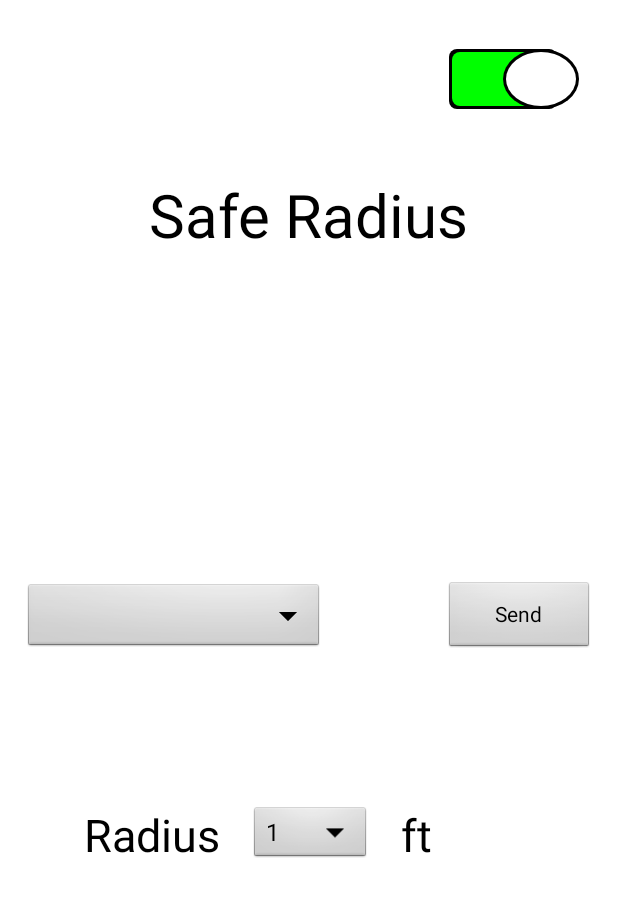
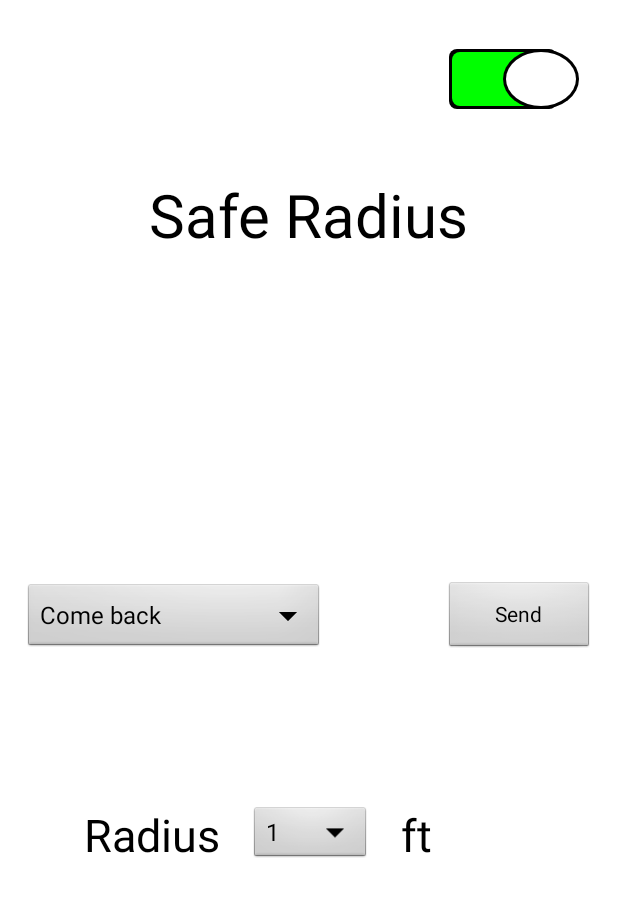
Before and after one commit to CS160-HYJJR/Safe-Radius, an Android app: the SendActivity screen opened directly, with no data from a screen before it, on a phone screen of 412 x 824 dp. Shown: the top 897 px of the screen. Run offline under Robolectric (Android 15) with nearby library versions, the phone set to English and light mode, and no system bars.

Commit message:
add message

```diff
--- a/mobile/src/main/AndroidManifest.xml
+++ b/mobile/src/main/AndroidManifest.xml
@@ -25,7 +25,8 @@
         <activity
             android:name=".SendActivity"
             android:label="@string/title_activity_send"
-            android:theme="@style/FullscreenTheme"></activity>
+            android:theme="@style/FullscreenTheme" />
+
     </application>
 
 </manifest>
--- a/mobile/src/main/java/hyjjr/cs160/com/safe_radius/SendActivity.java
+++ b/mobile/src/main/java/hyjjr/cs160/com/safe_radius/SendActivity.java
@@ -9,7 +9,7 @@ import android.widget.ArrayAdapter;
 import android.widget.Spinner;
 import android.widget.Switch;
 
-import hyjjr.cs160.com.safe_radius.sendActivity_listeners.SwitchListener;
+import hyjjr.cs160.com.safe_radius.sendActivity_events.SwitchListener;
 
 
 public class SendActivity extends Activity {
@@ -23,6 +23,7 @@ public class SendActivity extends Activity {
 
         setSwitchListener();
         setRadiusSpinnerContent();
+        setMessageSpinnerContent();
     }
 
     private void setRadiusSpinnerContent() {
@@ -31,6 +32,14 @@ public class SendActivity extends Activity {
                 android.R.layout.simple_spinner_item, getResources().getStringArray(R.array.radius_choices));
         spinner.setAdapter(adapter);
     }
+
+    private void setMessageSpinnerContent() {
+        Spinner spinner = (Spinner) findViewById(R.id.message_spinner);
+        ArrayAdapter<String> adapter = new ArrayAdapter<>(this,
+                android.R.layout.simple_spinner_item, getResources().getStringArray(R.array.message_choices));
+        spinner.setAdapter(adapter);
+    }
+
 
     private void setSwitchListener() {
         Switch switch1 = (Switch) findViewById(R.id.switch1);
--- /dev/null
+++ b/mobile/src/main/java/hyjjr/cs160/com/safe_radius/sendActivity_events/SwitchListener.java
@@ -0,0 +1,26 @@
+package hyjjr.cs160.com.safe_radius.sendActivity_events;
+
+import android.widget.CompoundButton;
+
+import hyjjr.cs160.com.safe_radius.Config;
+import hyjjr.cs160.com.safe_radius.SendActivity;
+
+public class SwitchListener implements CompoundButton.OnCheckedChangeListener {
+
+    private final SendActivity sendActivity;
+
+    public SwitchListener(SendActivity sendActivity) {
+        this.sendActivity = sendActivity;
+    }
+
+    @Override
+    public void onCheckedChanged(CompoundButton buttonView, boolean isChecked) {
+        if (isChecked) {
+            Config.turnOn();
+            sendActivity.showAll();
+        } else {
+            Config.turnOff();
+            sendActivity.hideAll();
+        }
+    }
+}
--- a/mobile/src/main/res/layout/activity_send.xml
+++ b/mobile/src/main/res/layout/activity_send.xml
@@ -90,4 +90,5 @@
         android:text="@string/radius_unit"
         android:textColor="@color/black"
         android:textSize="30dp" />
+
 </RelativeLayout>
--- /dev/null
+++ b/mobile/src/main/res/values/strings_message.xml
@@ -0,0 +1,7 @@
+<?xml version="1.0" encoding="utf-8"?>
+<resources>
+    <string-array name="message_choices">
+        <item>Come back</item>
+        <item>Stop</item>
+    </string-array>
+</resources>
```
Also changed, not shown: mobile/src/main/java/hyjjr/cs160/com/safe_radius/SendActivity_listeners/SwitchListener.java (deleted, +0 -7 lines).
